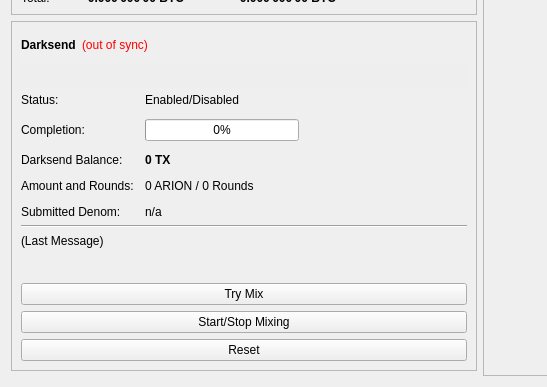
This is src/qt/forms/overviewpage.ui in arioncoin/arioncoin-archived-do-not-use as Qt 5 draws it before an edit; both pictures show x 0 to 547 and y 227 to 614 of the 960 by 614 pixel window. The edited form follows.
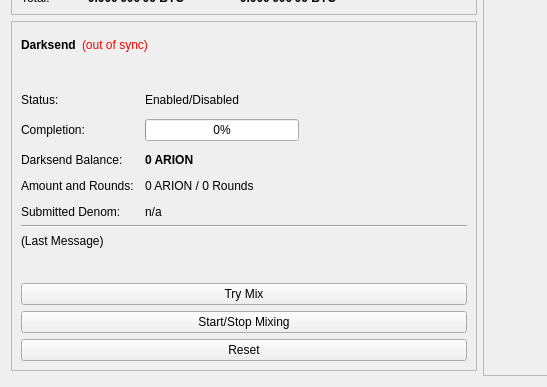
This is the edited form.

Diff of the .ui file:
```diff
--- a/src/qt/forms/overviewpage.ui
+++ b/src/qt/forms/overviewpage.ui
@@ -1007,7 +1007,7 @@
                </font>
               </property>
               <property name="text">
-               <string notr="true">0 TX</string>
+               <string notr="true">0 ARION</string>
               </property>
              </widget>
             </item>
```
